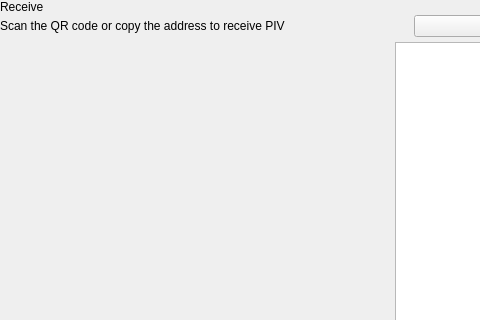
First picture: the form in src/qt/bcz/forms/receivewidget.ui, repository SpecialCoins/den, before the edit; both pictures show x 0 to 480 and y 0 to 320 of the 629 by 629 pixel window.
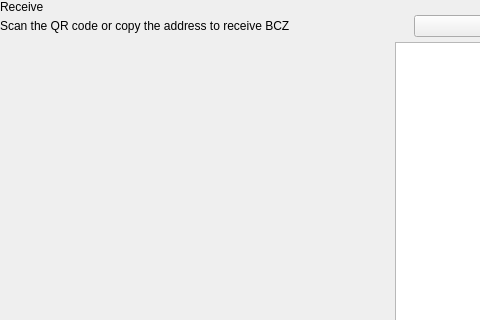
Second picture: the form after the edit. Custom widgets are drawn as their Qt base class.

The edit to the form file:
```diff
--- a/src/qt/bcz/forms/receivewidget.ui
+++ b/src/qt/bcz/forms/receivewidget.ui
@@ -78,7 +78,7 @@
             <item alignment="Qt::AlignTop">
              <widget class="QLabel" name="labelSubtitle1">
               <property name="text">
-               <string>Scan the QR code or copy the address to receive PIV</string>
+               <string>Scan the QR code or copy the address to receive BCZ</string>
               </property>
              </widget>
             </item>
```
